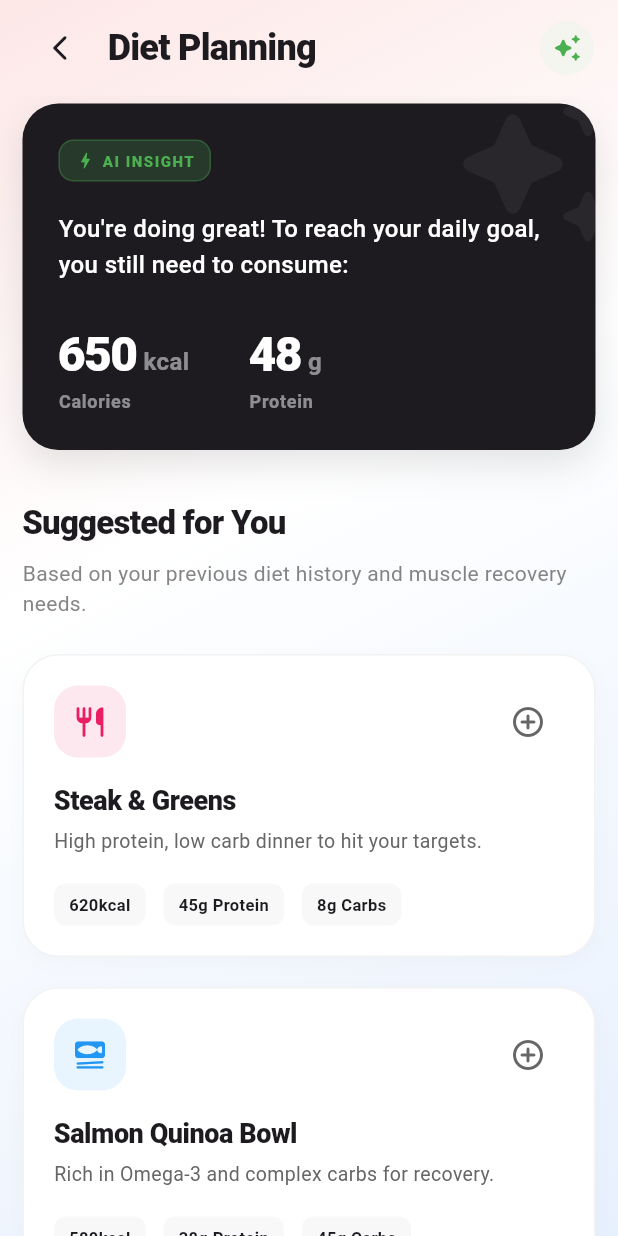
After one commit to sanjaysagar12/ai_heracle_fit, a Flutter app: the screen it shows after launch, after a tap on "AI Plan", on a phone screen of 412 x 824 dp. The commit adds this screen. Run offline on Flutter 3.47's test engine with Material 3 defaults, Android fonts, the light colour scheme and no system bars; network calls fail.

Commit message:
feat: implement diet planning screen with AI insights, suggested plans, and supporting data model.

```diff
--- a/lib/page/dashboard/widgets/ai_cards_section.dart
+++ b/lib/page/dashboard/widgets/ai_cards_section.dart
@@ -1,5 +1,6 @@
 import 'package:flutter/material.dart';
 import 'package:ai_heracle_fit/core/theme.dart';
+import 'package:ai_heracle_fit/page/diet_planning/diet_planning_screen.dart';
 
 class AiCardsSection extends StatelessWidget {
   const AiCardsSection({super.key});
@@ -29,13 +30,24 @@ class AiCardsSection extends StatelessWidget {
               flex: 4,
               child: Column(
                 children: [
-                  _buildProfessionalSmallCard(
+                  InkWell(
+                    onTap: () {
+                      Navigator.push(
+                        context,
+                        MaterialPageRoute(
+                          builder: (context) => const DietPlanningScreen(),
+                        ),
+                      );
+                    },
+                    borderRadius: BorderRadius.circular(26),
+                    child: _buildProfessionalSmallCard(
                       title: 'Diet Planning',
                       subtitle: 'Keto-Focused Plan',
                       icon: Icons.restaurant_rounded,
                       iconBg: const Color(0xFFE8F5E9),
                       iconColor: const Color(0xFF2E7D32),
                       tag: 'AI Plan',
+                    ),
                   ),
                   const SizedBox(height: 16),
                   _buildProfessionalSmallCard(
--- /dev/null
+++ b/lib/page/diet_planning/diet_plan_model.dart
@@ -0,0 +1,56 @@
+import 'package:flutter/material.dart';
+
+class DietPlan {
+  final String name;
+  final String description;
+  final int calories;
+  final int protein;
+  final int carbs;
+  final int fats;
+  final IconData icon;
+  final Color color;
+
+  DietPlan({
+    required this.name,
+    required this.description,
+    required this.calories,
+    required this.protein,
+    required this.carbs,
+    required this.fats,
+    required this.icon,
+    required this.color,
+  });
+}
+
+final List<DietPlan> mockDietPlans = [
+  DietPlan(
+    name: 'Steak & Greens',
+    description: 'High protein, low carb dinner to hit your targets.',
+    calories: 620,
+    protein: 45,
+    carbs: 8,
+    fats: 32,
+    icon: Icons.restaurant_rounded,
+    color: const Color(0xFFE91E63),
+  ),
+  DietPlan(
+    name: 'Salmon Quinoa Bowl',
+    description: 'Rich in Omega-3 and complex carbs for recovery.',
+    calories: 580,
+    protein: 38,
+    carbs: 45,
+    fats: 22,
+    icon: Icons.set_meal_rounded,
+    color: const Color(0xFF2196F3),
+  ),
+  DietPlan(
+    name: 'Greek Yogurt Parfait',
+    description: 'Quick protein-packed snack to bridge the gap.',
+    calories: 320,
+    protein: 25,
+    carbs: 35,
+    fats: 8,
+    icon: Icons.icecream_rounded,
+    color: const Color(0xFF4CAF50),
+  ),
+];
--- /dev/null
+++ b/lib/page/diet_planning/diet_planning_screen.dart
@@ -0,0 +1,340 @@
+import 'package:flutter/material.dart';
+import 'package:ai_heracle_fit/core/theme.dart';
+import 'package:ai_heracle_fit/page/diet_planning/diet_plan_model.dart';
+
+class DietPlanningScreen extends StatelessWidget {
+  const DietPlanningScreen({super.key});
+
+  @override
+  Widget build(BuildContext context) {
+    return Scaffold(
+      backgroundColor: Colors.white,
+      body: Stack(
+        children: [
+          // Background Gradient
+          Container(
+            decoration: const BoxDecoration(
+              gradient: LinearGradient(
+                begin: Alignment.topLeft,
+                end: Alignment.bottomRight,
+                colors: [
+                  HeracleTheme.bgPink,
+                  Colors.white,
+                  HeracleTheme.bgBlue,
+                ],
+                stops: [0.0, 0.4, 1.0],
+              ),
+            ),
+          ),
+          SafeArea(
+            child: Column(
+              crossAxisAlignment: CrossAxisAlignment.start,
+              children: [
+                _buildHeader(context),
+                Expanded(
+                  child: SingleChildScrollView(
+                    padding: const EdgeInsets.symmetric(horizontal: 15, vertical: 5),
+                    child: Column(
+                      crossAxisAlignment: CrossAxisAlignment.start,
+                      children: [
+                        _buildAiSummaryCard(),
+                        const SizedBox(height: 33),
+                        const Text(
+                          'Suggested for You',
+                          style: TextStyle(
+                            fontSize: 22,
+                            fontWeight: FontWeight.w800,
+                            color: HeracleTheme.textBlack,
+                            letterSpacing: -0.5,
+                          ),
+                        ),
+                        const SizedBox(height: 8),
+                        Text(
+                          'Based on your previous diet history and muscle recovery needs.',
+                          style: TextStyle(
+                            fontSize: 14,
+                            color: HeracleTheme.textGrey.withOpacity(0.8),
+                          ),
+                        ),
+                        const SizedBox(height: 24),
+                        ...mockDietPlans.map((plan) => _buildDietPlanCard(plan)),
+                      ],
+                    ),
+                  ),
+                ),
+              ],
+            ),
+          ),
+        ],
+      ),
+    );
+  }
+
+  Widget _buildHeader(BuildContext context) {
+    return Padding(
+      padding: const EdgeInsets.symmetric(horizontal: 16, vertical: 8),
+      child: Row(
+        children: [
+          IconButton(
+            onPressed: () => Navigator.pop(context),
+            icon: const Icon(Icons.arrow_back_ios_new_rounded, size: 20),
+            color: HeracleTheme.textBlack,
+          ),
+          const SizedBox(width: 8),
+          const Text(
+            'Diet Planning',
+            style: TextStyle(
+              fontSize: 24,
+              fontWeight: FontWeight.w900,
+              color: HeracleTheme.textBlack,
+              letterSpacing: -0.5,
+            ),
+          ),
+          const Spacer(),
+          Container(
+            padding: const EdgeInsets.all(8),
+            decoration: BoxDecoration(
+              color: HeracleTheme.givingliGreen.withOpacity(0.5),
+              shape: BoxShape.circle,
+            ),
+            child: const Icon(
+              Icons.auto_awesome_rounded,
+              color: HeracleTheme.givingliGreenDark,
+              size: 20,
+            ),
+          ),
+        ],
+      ),
+    );
+  }
+
+  Widget _buildAiSummaryCard() {
+    return Container(
+      width: double.infinity,
+      decoration: BoxDecoration(
+        color: const Color(0xFF1D1B20),
+        borderRadius: BorderRadius.circular(24),
+        boxShadow: [
+          BoxShadow(
+            color: Colors.black.withOpacity(0.1),
+            blurRadius: 20,
+            offset: const Offset(0, 10),
+          ),
+        ],
+      ),
+      child: Stack(
+        children: [
+          Positioned(
+            right: -20,
+            top: -20,
+            child: Icon(
+              Icons.auto_awesome_rounded,
+              size: 120,
+              color: Colors.white.withOpacity(0.05),
+            ),
+          ),
+          Padding(
+            padding: const EdgeInsets.all(24),
+            child: Column(
+              crossAxisAlignment: CrossAxisAlignment.start,
+              children: [
+                Row(
+                  children: [
+                    Container(
+                      padding: const EdgeInsets.symmetric(
+                        horizontal: 10,
+                        vertical: 6,
+                      ),
+                      decoration: BoxDecoration(
+                        color: HeracleTheme.givingliGreenDark.withOpacity(0.2),
+                        borderRadius: BorderRadius.circular(10),
+                        border: Border.all(
+                          color: HeracleTheme.givingliGreenDark.withOpacity(0.3),
+                        ),
+                      ),
+                      child: const Row(
+                        children: [
+                          Icon(
+                            Icons.bolt_rounded,
+                            size: 14,
+                            color: HeracleTheme.givingliGreenDark,
+                          ),
+                          SizedBox(width: 4),
+                          Text(
+                            'AI INSIGHT',
+                            style: TextStyle(
+                              color: HeracleTheme.givingliGreenDark,
+                              fontSize: 10,
+                              fontWeight: FontWeight.w900,
+                              letterSpacing: 1,
+                            ),
+                          ),
+                        ],
+                      ),
+                    ),
+                  ],
+                ),
+                const SizedBox(height: 20),
+                const Text(
+                  'You\'re doing great! To reach your daily goal, you still need to consume:',
+                  style: TextStyle(
+                    color: Colors.white,
+                    fontSize: 16,
+                    height: 1.5,
+                    fontWeight: FontWeight.w500,
+                  ),
+                ),
+                const SizedBox(height: 24),
+                Row(
+                  children: [
+                    _buildNutrientStat('650', 'kcal', 'Calories'),
+                    const SizedBox(width: 40),
+                    _buildNutrientStat('48', 'g', 'Protein'),
+                  ],
+                ),
+              ],
+            ),
+          ),
+        ],
+      ),
+    );
+  }
+
+  Widget _buildNutrientStat(String value, String unit, String label) {
+    return Column(
+      crossAxisAlignment: CrossAxisAlignment.start,
+      children: [
+        Row(
+          crossAxisAlignment: CrossAxisAlignment.baseline,
+          textBaseline: TextBaseline.alphabetic,
+          children: [
+            Text(
+              value,
+              style: const TextStyle(
+                color: Colors.white,
+                fontSize: 32,
+                fontWeight: FontWeight.w900,
+                letterSpacing: -1,
+              ),
+            ),
+            const SizedBox(width: 4),
+            Text(
+              unit,
+              style: TextStyle(
+                color: Colors.white.withOpacity(0.5),
+                fontSize: 16,
+                fontWeight: FontWeight.w600,
+              ),
+            ),
+          ],
+        ),
+        Text(
+          label,
+          style: TextStyle(
+            color: Colors.white.withOpacity(0.5),
+            fontSize: 12,
+            fontWeight: FontWeight.w700,
+            letterSpacing: 0.5,
+          ),
+        ),
+      ],
+    );
+  }
+
+  Widget _buildDietPlanCard(DietPlan plan) {
+    return Container(
+      margin: const EdgeInsets.only(bottom: 20),
+      decoration: BoxDecoration(
+        color: Colors.white,
+        borderRadius: BorderRadius.circular(24),
+        border: Border.all(color: Colors.black.withOpacity(0.05)),
+        boxShadow: [
+          BoxShadow(
+            color: Colors.black.withOpacity(0.02),
+            blurRadius: 10,
+            offset: const Offset(0, 4),
+          ),
+        ],
+      ),
+      child: ClipRRect(
+        borderRadius: BorderRadius.circular(24),
+        child: InkWell(
+          onTap: () {},
+          child: Padding(
+            padding: const EdgeInsets.all(20),
+            child: Column(
+              crossAxisAlignment: CrossAxisAlignment.start,
+              children: [
+                Row(
+                  mainAxisAlignment: MainAxisAlignment.spaceBetween,
+                  children: [
+                    Container(
+                      padding: const EdgeInsets.all(12),
+                      decoration: BoxDecoration(
+                        color: plan.color.withOpacity(0.1),
+                        borderRadius: BorderRadius.circular(16),
+                      ),
+                      child: Icon(plan.icon, color: plan.color, size: 24),
+                    ),
+                    IconButton(
+                      onPressed: () {},
+                      icon: const Icon(Icons.add_circle_outline_rounded),
+                      color: HeracleTheme.textGrey,
+                    ),
+                  ],
+                ),
+                const SizedBox(height: 16),
+                Text(
+                  plan.name,
+                  style: const TextStyle(
+                    fontSize: 18,
+                    fontWeight: FontWeight.w800,
+                    color: HeracleTheme.textBlack,
+                    letterSpacing: -0.3,
+                  ),
+                ),
+                const SizedBox(height: 4),
+                Text(
+                  plan.description,
+                  style: const TextStyle(
+                    fontSize: 13,
+                    color: HeracleTheme.textGrey,
+                    height: 1.4,
+                  ),
+                ),
+                const SizedBox(height: 20),
+                Row(
+                  children: [
+                    _buildMiniMacroStat('${plan.calories}kcal'),
+                    const SizedBox(width: 12),
+                    _buildMiniMacroStat('${plan.protein}g Protein'),
+                    const SizedBox(width: 12),
+                    _buildMiniMacroStat('${plan.carbs}g Carbs'),
+                  ],
+                ),
+              ],
+            ),
+          ),
+        ),
+      ),
+    );
+  }
+
+  Widget _buildMiniMacroStat(String label) {
+    return Container(
+      padding: const EdgeInsets.symmetric(horizontal: 10, vertical: 6),
+      decoration: BoxDecoration(
+        color: HeracleTheme.textBlack.withOpacity(0.03),
+        borderRadius: BorderRadius.circular(8),
+      ),
+      child: Text(
+        label,
+        style: const TextStyle(
+          fontSize: 11,
+          fontWeight: FontWeight.w700,
+          color: HeracleTheme.textBlack,
+        ),
+      ),
+    );
+  }
+}
```
Also changed, not shown: 3 other files. Lines whose indentation alone changed are shown as unchanged.
